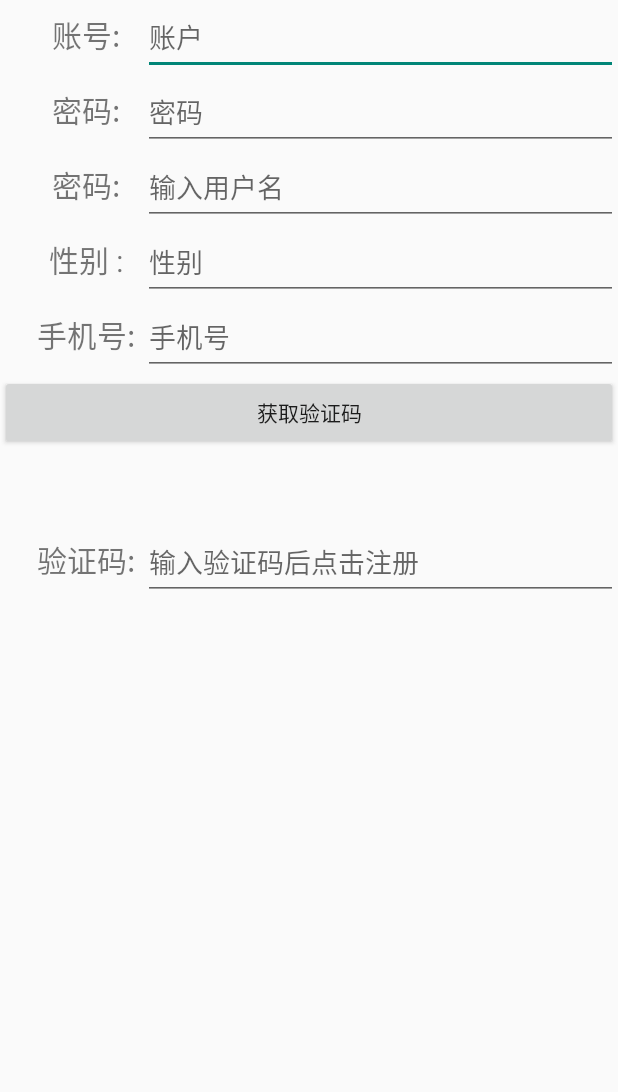
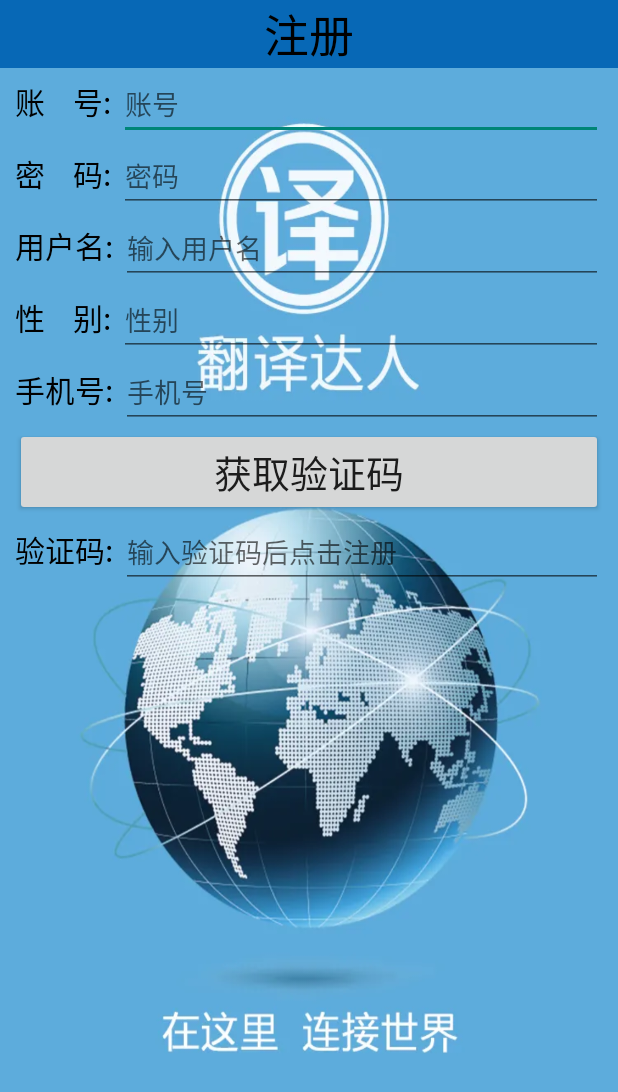
Before and after one commit to Sophomore-Android-Work/Translate, an Android app: the RegisterActivity screen opened directly, with no data from a screen before it, on a phone screen of 412 x 824 dp. Shown: the top 1092 px of the screen. Run offline under Robolectric (Android 15) with nearby library versions, the phone set to English and light mode, and no system bars; libraries missing offline, so code that uses them is left out: com.google.firebase.crashlytics.

Commit message:
LoginUI
注册界面更新

```diff
--- a/app/src/main/res/layout/activity_register.xml
+++ b/app/src/main/res/layout/activity_register.xml
@@ -1,5 +1,5 @@
 <?xml version="1.0" encoding="utf-8"?>
-<LinearLayout xmlns:android="http://schemas.android.com/apk/res/android"
+<androidx.constraintlayout.widget.ConstraintLayout xmlns:android="http://schemas.android.com/apk/res/android"
     xmlns:app="http://schemas.android.com/apk/res-auto"
     xmlns:tools="http://schemas.android.com/tools"
     android:layout_width="match_parent"
@@ -7,145 +7,192 @@
     android:orientation="vertical"
     tools:context=".RegisterActivity">
 
+
+    <ImageView
+        android:layout_width="match_parent"
+        android:layout_height="match_parent"
+        android:background="@drawable/img" />
+
     <LinearLayout
         android:layout_width="match_parent"
-        android:layout_height="50dp"
-        android:orientation="horizontal"
-        >
+        android:layout_height="match_parent"
+        android:orientation="vertical">
+
         <TextView
-            android:layout_marginLeft="20dp"
-            android:layout_width="75dp"
-            android:layout_height="50dp"
-            android:text="账号:"
-            android:textSize="20dp"
-            android:textAlignment="center"
-            />
+            android:layout_width="match_parent"
+            android:layout_height="wrap_content"
+            android:background="@color/green"
+            android:gravity="center"
+            android:text="注册"
+            android:textColor="@color/black"
+            android:textSize="30sp" />
+
+        <LinearLayout
+            android:layout_width="match_parent"
+            android:layout_height="wrap_content"
+            android:layout_marginLeft="10dp"
+            android:layout_marginRight="10dp"
+            android:orientation="horizontal">
+
+            <TextView
+                android:layout_width="wrap_content"
+                android:layout_height="wrap_content"
+                android:text="账    号:"
+                android:textColor="@color/black"
+                android:textSize="20sp" />
+
             <EditText
+
                 android:id="@+id/reg_account"
                 android:layout_width="match_parent"
-            android:layout_height="50dp"
-            android:hint="账户" />
+                android:layout_height="wrap_content"
+                android:layout_marginLeft="5dp"
+                android:hint="账号" />
         </LinearLayout>
 
         <LinearLayout
             android:layout_width="match_parent"
-        android:layout_height="50dp"
-        android:orientation="horizontal"
-        >
+            android:layout_height="wrap_content"
+            android:layout_marginLeft="10dp"
+            android:layout_marginRight="10dp"
+            android:orientation="horizontal">
+
             <TextView
-            android:layout_marginLeft="20dp"
-            android:layout_width="75dp"
-            android:layout_height="50dp"
-            android:text="密码:"
-            android:textSize="20dp"
+                android:layout_width="wrap_content"
+                android:layout_height="wrap_content"
+                android:text="密    码:"
                 android:textAlignment="center"
-            />
+                android:textColor="@color/black"
+                android:textSize="20dp" />
+
             <EditText
                 android:id="@+id/reg_password"
                 android:layout_width="match_parent"
-            android:layout_height="50dp"
+                android:layout_height="wrap_content"
+                android:layout_marginLeft="5dp"
                 android:hint="密码" />
         </LinearLayout>
 
         <LinearLayout
             android:layout_width="match_parent"
-        android:layout_height="50dp"
-        android:orientation="horizontal"
-        >
+            android:layout_height="wrap_content"
+            android:layout_marginLeft="10dp"
+            android:layout_marginRight="10dp"
+            android:orientation="horizontal">
+
             <TextView
-            android:layout_marginLeft="20dp"
-            android:layout_width="75dp"
-            android:layout_height="50dp"
-            android:text="密码:"
-            android:textSize="20dp"
-            android:textAlignment="center"
-            />
+                android:layout_width="wrap_content"
+                android:layout_height="wrap_content"
+                android:text="用户名:"
+                android:textColor="@color/black"
+                android:textSize="20dp" />
+
             <EditText
                 android:id="@+id/reg_username"
                 android:layout_width="match_parent"
-            android:layout_height="50dp"
-            android:hint="输入用户名"/>
+                android:layout_height="wrap_content"
+                android:layout_marginLeft="5dp"
+                android:hint="输入用户名" />
         </LinearLayout>
 
         <LinearLayout
             android:layout_width="match_parent"
-        android:layout_height="50dp"
-        android:orientation="horizontal"
-        >
+            android:layout_height="wrap_content"
+            android:layout_marginLeft="10dp"
+            android:layout_marginRight="10dp"
+            android:orientation="horizontal">
+
             <TextView
-            android:layout_marginLeft="20dp"
-            android:layout_width="75dp"
-            android:layout_height="50dp"
-            android:text="性别 :"
-            android:textSize="20dp"
+                android:layout_width="wrap_content"
+                android:layout_height="wrap_content"
+                android:text="性    别:"
                 android:textAlignment="center"
-            />
+                android:textColor="@color/black"
+                android:textSize="20dp" />
+
             <EditText
                 android:id="@+id/reg_sex"
                 android:layout_width="match_parent"
-            android:layout_height="50dp"
+                android:layout_height="wrap_content"
+                android:layout_marginLeft="5dp"
                 android:hint="性别" />
         </LinearLayout>
 
         <LinearLayout
             android:layout_width="match_parent"
-        android:layout_height="50dp"
-        android:orientation="horizontal"
-        >
+            android:layout_height="wrap_content"
+            android:layout_marginLeft="10dp"
+            android:layout_marginRight="10dp"
+            android:orientation="horizontal">
+
             <TextView
-            android:layout_marginLeft="20dp"
-            android:layout_width="75dp"
-            android:layout_height="50dp"
+                android:layout_width="wrap_content"
+                android:layout_height="wrap_content"
                 android:text="手机号:"
-            android:textSize="20dp"
                 android:textAlignment="center"
-            />
+                android:textColor="@color/black"
+                android:textSize="20dp" />
+
             <EditText
                 android:id="@+id/reg_phone"
                 android:layout_width="match_parent"
-            android:layout_height="50dp"
+                android:layout_height="wrap_content"
+                android:layout_marginLeft="5dp"
                 android:hint="手机号" />
         </LinearLayout>
-
-
 
 
         <Button
             android:id="@+id/reg_getCheck"
             android:layout_width="match_parent"
-        android:layout_height="50dp"
-        android:text="获取验证码" />
+            android:layout_height="wrap_content"
+            android:layout_marginLeft="10dp"
+            android:layout_marginRight="10dp"
+            android:orientation="horizontal"
+            android:text="获取验证码"
+            android:textSize="25sp" />
 
         <LinearLayout
-        android:layout_marginTop="50dp"
             android:layout_width="match_parent"
-        android:layout_height="50dp"
-        android:orientation="horizontal"
-        >
+            android:layout_height="wrap_content"
+            android:layout_marginLeft="10dp"
+            android:layout_marginRight="10dp"
+            android:orientation="horizontal">
+
             <TextView
-            android:layout_marginLeft="20dp"
-            android:layout_width="75dp"
-            android:layout_height="50dp"
+                android:layout_width="wrap_content"
+                android:layout_height="wrap_content"
                 android:text="验证码:"
-            android:textSize="20dp"
                 android:textAlignment="center"
-            />
+                android:textColor="@color/black"
+                android:textSize="20dp" />
+
             <EditText
                 android:id="@+id/reg_check"
                 android:layout_width="match_parent"
-            android:layout_height="50dp"
+                android:layout_height="wrap_content"
+                android:layout_marginLeft="5dp"
                 android:hint="输入验证码后点击注册" />
         </LinearLayout>
 
         <Button
             android:id="@+id/reg_register"
             android:layout_width="match_parent"
-        android:layout_height="50dp"
-        android:text="注册" />
+            android:layout_height="wrap_content"
+            android:layout_marginLeft="10dp"
+            android:layout_marginRight="10dp"
+            android:orientation="horizontal"
+            android:text="注册"
+            android:textSize="25sp" />
 
         <TextView
+            android:id="@+id/tv_info"
             android:layout_width="match_parent"
             android:layout_height="wrap_content"
-        android:id="@+id/tv_info"/>
+            android:layout_marginLeft="10dp"
+            android:layout_marginRight="10dp"
+            android:orientation="horizontal" />
+    </LinearLayout>
 
-</LinearLayout>
+
+</androidx.constraintlayout.widget.ConstraintLayout>
--- a/app/src/main/res/values/colors.xml
+++ b/app/src/main/res/values/colors.xml
@@ -7,4 +7,5 @@
     <color name="teal_700">#FF018786</color>
     <color name="black">#FF000000</color>
     <color name="white">#FFFFFFFF</color>
+    <color name="green">#0768B6</color>
 </resources>
```
Also changed, not shown: app/src/main/res/drawable/img.png (added). Lines whose indentation alone changed are shown as unchanged.
